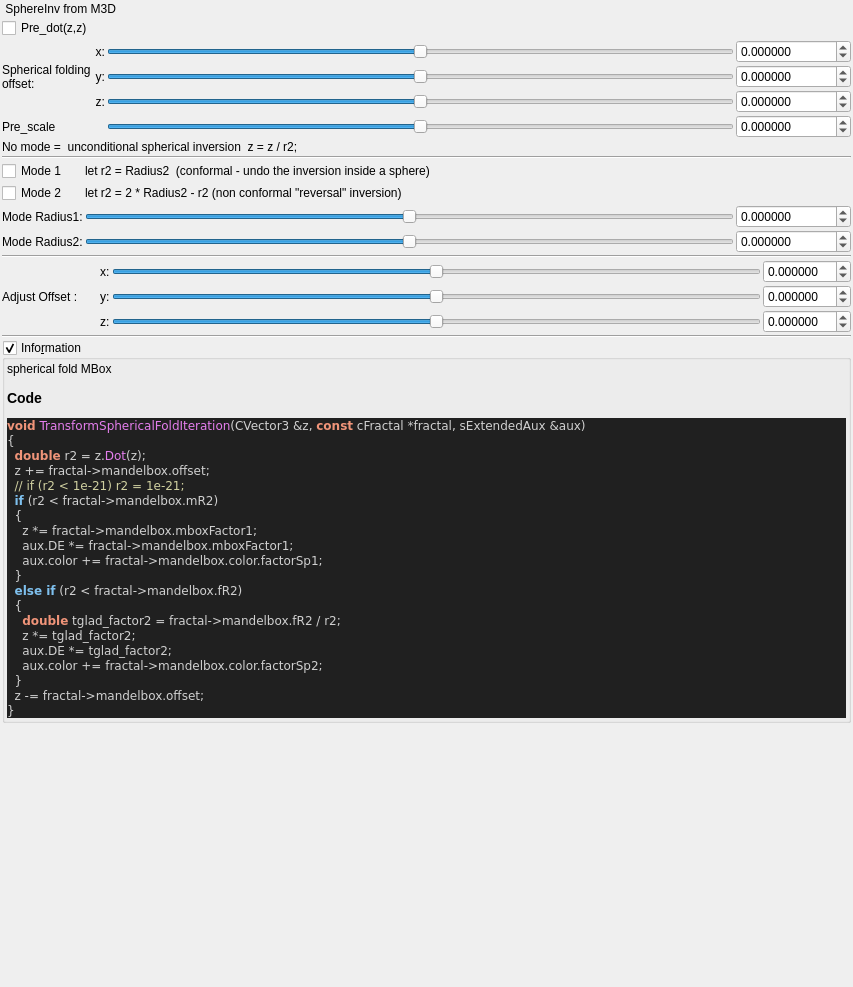
The window that mandelbulber2/qt_data/fractal_transf_sphere_inv.ui (buddhi1980/mandelbulber2) describes before a commit, drawn with Qt 5.
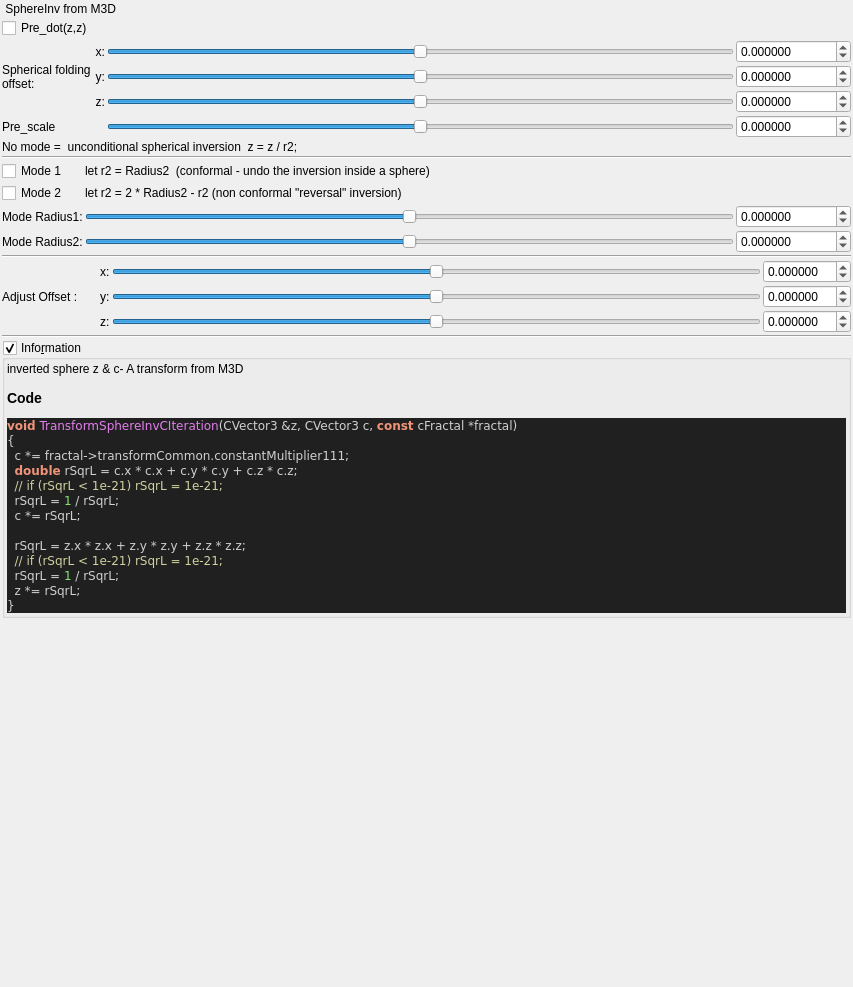
The same window after the commit. Custom widgets are drawn as their Qt base class.

```diff
--- a/mandelbulber2/qt_data/fractal_transf_sphere_inv.ui
+++ b/mandelbulber2/qt_data/fractal_transf_sphere_inv.ui
@@ -711,29 +711,22 @@
       <item>
        <widget class="QLabel" name="label_code_content">
         <property name="text">
-         <string>&lt;p&gt;spherical fold MBox&lt;/p&gt;&lt;table&gt;
+         <string>&lt;p&gt;inverted sphere z &amp; c- A transform from M3D&lt;/p&gt;&lt;table&gt;
 &lt;/table&gt;
 &lt;h3&gt;Code&lt;/h3&gt;
 &lt;body style=&quot;background-color:#202020&quot;&gt;
-&lt;pre style=&quot;color:#d0d0d0; background-color:#202020;  font-family:'Courier New',monospace;&quot;&gt;&lt;span style=&quot;color:#f09479; font-weight:bold&quot;&gt;void&lt;/span&gt; &lt;span style=&quot;color:#e47eed&quot;&gt;TransformSphericalFoldIteration&lt;/span&gt;&lt;span style=&quot;color:#d0d0d0&quot;&gt;(&lt;/span&gt;CVector3 &lt;span style=&quot;color:#d0d0d0&quot;&gt;&amp;amp;&lt;/span&gt;z&lt;span style=&quot;color:#d0d0d0&quot;&gt;,&lt;/span&gt; &lt;span style=&quot;color:#f09479; font-weight:bold&quot;&gt;const&lt;/span&gt; cFractal &lt;span style=&quot;color:#d0d0d0&quot;&gt;*&lt;/span&gt;fractal&lt;span style=&quot;color:#d0d0d0&quot;&gt;,&lt;/span&gt; sExtendedAux &lt;span style=&quot;color:#d0d0d0&quot;&gt;&amp;amp;&lt;/span&gt;aux&lt;span style=&quot;color:#d0d0d0&quot;&gt;)&lt;/span&gt;
+&lt;pre style=&quot;color:#d0d0d0; background-color:#202020;  font-family:'Courier New',monospace;&quot;&gt;&lt;span style=&quot;color:#f09479; font-weight:bold&quot;&gt;void&lt;/span&gt; &lt;span style=&quot;color:#e47eed&quot;&gt;TransformSphereInvCIteration&lt;/span&gt;&lt;span style=&quot;color:#d0d0d0&quot;&gt;(&lt;/span&gt;CVector3 &lt;span style=&quot;color:#d0d0d0&quot;&gt;&amp;amp;&lt;/span&gt;z&lt;span style=&quot;color:#d0d0d0&quot;&gt;,&lt;/span&gt; CVector3 c&lt;span style=&quot;color:#d0d0d0&quot;&gt;,&lt;/span&gt; &lt;span style=&quot;color:#f09479; font-weight:bold&quot;&gt;const&lt;/span&gt; cFractal &lt;span style=&quot;color:#d0d0d0&quot;&gt;*&lt;/span&gt;fractal&lt;span style=&quot;color:#d0d0d0&quot;&gt;)&lt;/span&gt;
 &lt;span style=&quot;color:#d0d0d0&quot;&gt;{&lt;/span&gt;
-  &lt;span style=&quot;color:#f09479; font-weight:bold&quot;&gt;double&lt;/span&gt; r2 &lt;span style=&quot;color:#d0d0d0&quot;&gt;=&lt;/span&gt; z&lt;span style=&quot;color:#d0d0d0&quot;&gt;.&lt;/span&gt;&lt;span style=&quot;color:#e47eed&quot;&gt;Dot&lt;/span&gt;&lt;span style=&quot;color:#d0d0d0&quot;&gt;(&lt;/span&gt;z&lt;span style=&quot;color:#d0d0d0&quot;&gt;);&lt;/span&gt;
-  z &lt;span style=&quot;color:#d0d0d0&quot;&gt;+=&lt;/span&gt; fractal&lt;span style=&quot;color:#d0d0d0&quot;&gt;-&amp;gt;&lt;/span&gt;mandelbox&lt;span style=&quot;color:#d0d0d0&quot;&gt;.&lt;/span&gt;offset&lt;span style=&quot;color:#d0d0d0&quot;&gt;;&lt;/span&gt;
-  &lt;span style=&quot;color:#d0d0a0&quot;&gt;// if (r2 &amp;lt; 1e-21) r2 = 1e-21;&lt;/span&gt;
-  &lt;span style=&quot;color:#7ec0ee; font-weight:bold&quot;&gt;if&lt;/span&gt; &lt;span style=&quot;color:#d0d0d0&quot;&gt;(&lt;/span&gt;r2 &lt;span style=&quot;color:#d0d0d0&quot;&gt;&amp;lt;&lt;/span&gt; fractal&lt;span style=&quot;color:#d0d0d0&quot;&gt;-&amp;gt;&lt;/span&gt;mandelbox&lt;span style=&quot;color:#d0d0d0&quot;&gt;.&lt;/span&gt;mR2&lt;span style=&quot;color:#d0d0d0&quot;&gt;)&lt;/span&gt;
-  &lt;span style=&quot;color:#d0d0d0&quot;&gt;{&lt;/span&gt;
-    z &lt;span style=&quot;color:#d0d0d0&quot;&gt;*=&lt;/span&gt; fractal&lt;span style=&quot;color:#d0d0d0&quot;&gt;-&amp;gt;&lt;/span&gt;mandelbox&lt;span style=&quot;color:#d0d0d0&quot;&gt;.&lt;/span&gt;mboxFactor1&lt;span style=&quot;color:#d0d0d0&quot;&gt;;&lt;/span&gt;
-    aux&lt;span style=&quot;color:#d0d0d0&quot;&gt;.&lt;/span&gt;DE &lt;span style=&quot;color:#d0d0d0&quot;&gt;*=&lt;/span&gt; fractal&lt;span style=&quot;color:#d0d0d0&quot;&gt;-&amp;gt;&lt;/span&gt;mandelbox&lt;span style=&quot;color:#d0d0d0&quot;&gt;.&lt;/span&gt;mboxFactor1&lt;span style=&quot;color:#d0d0d0&quot;&gt;;&lt;/span&gt;
-    aux&lt;span style=&quot;color:#d0d0d0&quot;&gt;.&lt;/span&gt;color &lt;span style=&quot;color:#d0d0d0&quot;&gt;+=&lt;/span&gt; fractal&lt;span style=&quot;color:#d0d0d0&quot;&gt;-&amp;gt;&lt;/span&gt;mandelbox&lt;span style=&quot;color:#d0d0d0&quot;&gt;.&lt;/span&gt;color&lt;span style=&quot;color:#d0d0d0&quot;&gt;.&lt;/span&gt;factorSp1&lt;span style=&quot;color:#d0d0d0&quot;&gt;;&lt;/span&gt;
-  &lt;span style=&quot;color:#d0d0d0&quot;&gt;}&lt;/span&gt;
-  &lt;span style=&quot;color:#7ec0ee; font-weight:bold&quot;&gt;else if&lt;/span&gt; &lt;span style=&quot;color:#d0d0d0&quot;&gt;(&lt;/span&gt;r2 &lt;span style=&quot;color:#d0d0d0&quot;&gt;&amp;lt;&lt;/span&gt; fractal&lt;span style=&quot;color:#d0d0d0&quot;&gt;-&amp;gt;&lt;/span&gt;mandelbox&lt;span style=&quot;color:#d0d0d0&quot;&gt;.&lt;/span&gt;fR2&lt;span style=&quot;color:#d0d0d0&quot;&gt;)&lt;/span&gt;
-  &lt;span style=&quot;color:#d0d0d0&quot;&gt;{&lt;/span&gt;
-    &lt;span style=&quot;color:#f09479; font-weight:bold&quot;&gt;double&lt;/span&gt; tglad_factor2 &lt;span style=&quot;color:#d0d0d0&quot;&gt;=&lt;/span&gt; fractal&lt;span style=&quot;color:#d0d0d0&quot;&gt;-&amp;gt;&lt;/span&gt;mandelbox&lt;span style=&quot;color:#d0d0d0&quot;&gt;.&lt;/span&gt;fR2 &lt;span style=&quot;color:#d0d0d0&quot;&gt;/&lt;/span&gt; r2&lt;span style=&quot;color:#d0d0d0&quot;&gt;;&lt;/span&gt;
-    z &lt;span style=&quot;color:#d0d0d0&quot;&gt;*=&lt;/span&gt; tglad_factor2&lt;span style=&quot;color:#d0d0d0&quot;&gt;;&lt;/span&gt;
-    aux&lt;span style=&quot;color:#d0d0d0&quot;&gt;.&lt;/span&gt;DE &lt;span style=&quot;color:#d0d0d0&quot;&gt;*=&lt;/span&gt; tglad_factor2&lt;span style=&quot;color:#d0d0d0&quot;&gt;;&lt;/span&gt;
-    aux&lt;span style=&quot;color:#d0d0d0&quot;&gt;.&lt;/span&gt;color &lt;span style=&quot;color:#d0d0d0&quot;&gt;+=&lt;/span&gt; fractal&lt;span style=&quot;color:#d0d0d0&quot;&gt;-&amp;gt;&lt;/span&gt;mandelbox&lt;span style=&quot;color:#d0d0d0&quot;&gt;.&lt;/span&gt;color&lt;span style=&quot;color:#d0d0d0&quot;&gt;.&lt;/span&gt;factorSp2&lt;span style=&quot;color:#d0d0d0&quot;&gt;;&lt;/span&gt;
-  &lt;span style=&quot;color:#d0d0d0&quot;&gt;}&lt;/span&gt;
-  z &lt;span style=&quot;color:#d0d0d0&quot;&gt;-=&lt;/span&gt; fractal&lt;span style=&quot;color:#d0d0d0&quot;&gt;-&amp;gt;&lt;/span&gt;mandelbox&lt;span style=&quot;color:#d0d0d0&quot;&gt;.&lt;/span&gt;offset&lt;span style=&quot;color:#d0d0d0&quot;&gt;;&lt;/span&gt;
+  c &lt;span style=&quot;color:#d0d0d0&quot;&gt;*=&lt;/span&gt; fractal&lt;span style=&quot;color:#d0d0d0&quot;&gt;-&amp;gt;&lt;/span&gt;transformCommon&lt;span style=&quot;color:#d0d0d0&quot;&gt;.&lt;/span&gt;constantMultiplier111&lt;span style=&quot;color:#d0d0d0&quot;&gt;;&lt;/span&gt;
+  &lt;span style=&quot;color:#f09479; font-weight:bold&quot;&gt;double&lt;/span&gt; rSqrL &lt;span style=&quot;color:#d0d0d0&quot;&gt;=&lt;/span&gt; c&lt;span style=&quot;color:#d0d0d0&quot;&gt;.&lt;/span&gt;x &lt;span style=&quot;color:#d0d0d0&quot;&gt;*&lt;/span&gt; c&lt;span style=&quot;color:#d0d0d0&quot;&gt;.&lt;/span&gt;x &lt;span style=&quot;color:#d0d0d0&quot;&gt;+&lt;/span&gt; c&lt;span style=&quot;color:#d0d0d0&quot;&gt;.&lt;/span&gt;y &lt;span style=&quot;color:#d0d0d0&quot;&gt;*&lt;/span&gt; c&lt;span style=&quot;color:#d0d0d0&quot;&gt;.&lt;/span&gt;y &lt;span style=&quot;color:#d0d0d0&quot;&gt;+&lt;/span&gt; c&lt;span style=&quot;color:#d0d0d0&quot;&gt;.&lt;/span&gt;z &lt;span style=&quot;color:#d0d0d0&quot;&gt;*&lt;/span&gt; c&lt;span style=&quot;color:#d0d0d0&quot;&gt;.&lt;/span&gt;z&lt;span style=&quot;color:#d0d0d0&quot;&gt;;&lt;/span&gt;
+  &lt;span style=&quot;color:#d0d0a0&quot;&gt;// if (rSqrL &amp;lt; 1e-21) rSqrL = 1e-21;&lt;/span&gt;
+  rSqrL &lt;span style=&quot;color:#d0d0d0&quot;&gt;=&lt;/span&gt; &lt;span style=&quot;color:#87df71&quot;&gt;1&lt;/span&gt; &lt;span style=&quot;color:#d0d0d0&quot;&gt;/&lt;/span&gt; rSqrL&lt;span style=&quot;color:#d0d0d0&quot;&gt;;&lt;/span&gt;
+  c &lt;span style=&quot;color:#d0d0d0&quot;&gt;*=&lt;/span&gt; rSqrL&lt;span style=&quot;color:#d0d0d0&quot;&gt;;&lt;/span&gt;
+
+  rSqrL &lt;span style=&quot;color:#d0d0d0&quot;&gt;=&lt;/span&gt; z&lt;span style=&quot;color:#d0d0d0&quot;&gt;.&lt;/span&gt;x &lt;span style=&quot;color:#d0d0d0&quot;&gt;*&lt;/span&gt; z&lt;span style=&quot;color:#d0d0d0&quot;&gt;.&lt;/span&gt;x &lt;span style=&quot;color:#d0d0d0&quot;&gt;+&lt;/span&gt; z&lt;span style=&quot;color:#d0d0d0&quot;&gt;.&lt;/span&gt;y &lt;span style=&quot;color:#d0d0d0&quot;&gt;*&lt;/span&gt; z&lt;span style=&quot;color:#d0d0d0&quot;&gt;.&lt;/span&gt;y &lt;span style=&quot;color:#d0d0d0&quot;&gt;+&lt;/span&gt; z&lt;span style=&quot;color:#d0d0d0&quot;&gt;.&lt;/span&gt;z &lt;span style=&quot;color:#d0d0d0&quot;&gt;*&lt;/span&gt; z&lt;span style=&quot;color:#d0d0d0&quot;&gt;.&lt;/span&gt;z&lt;span style=&quot;color:#d0d0d0&quot;&gt;;&lt;/span&gt;
+  &lt;span style=&quot;color:#d0d0a0&quot;&gt;// if (rSqrL &amp;lt; 1e-21) rSqrL = 1e-21;&lt;/span&gt;
+  rSqrL &lt;span style=&quot;color:#d0d0d0&quot;&gt;=&lt;/span&gt; &lt;span style=&quot;color:#87df71&quot;&gt;1&lt;/span&gt; &lt;span style=&quot;color:#d0d0d0&quot;&gt;/&lt;/span&gt; rSqrL&lt;span style=&quot;color:#d0d0d0&quot;&gt;;&lt;/span&gt;
+  z &lt;span style=&quot;color:#d0d0d0&quot;&gt;*=&lt;/span&gt; rSqrL&lt;span style=&quot;color:#d0d0d0&quot;&gt;;&lt;/span&gt;
 &lt;span style=&quot;color:#d0d0d0&quot;&gt;}&lt;/span&gt;
 &lt;/pre&gt;
 &lt;/body&gt;</string>
```
